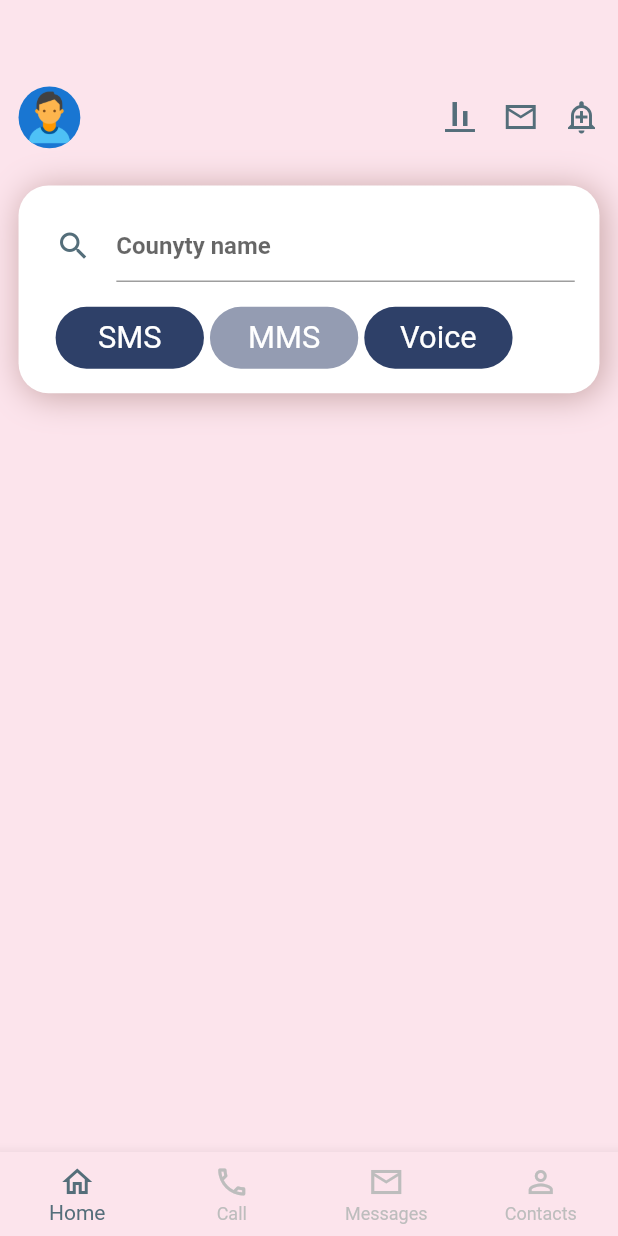
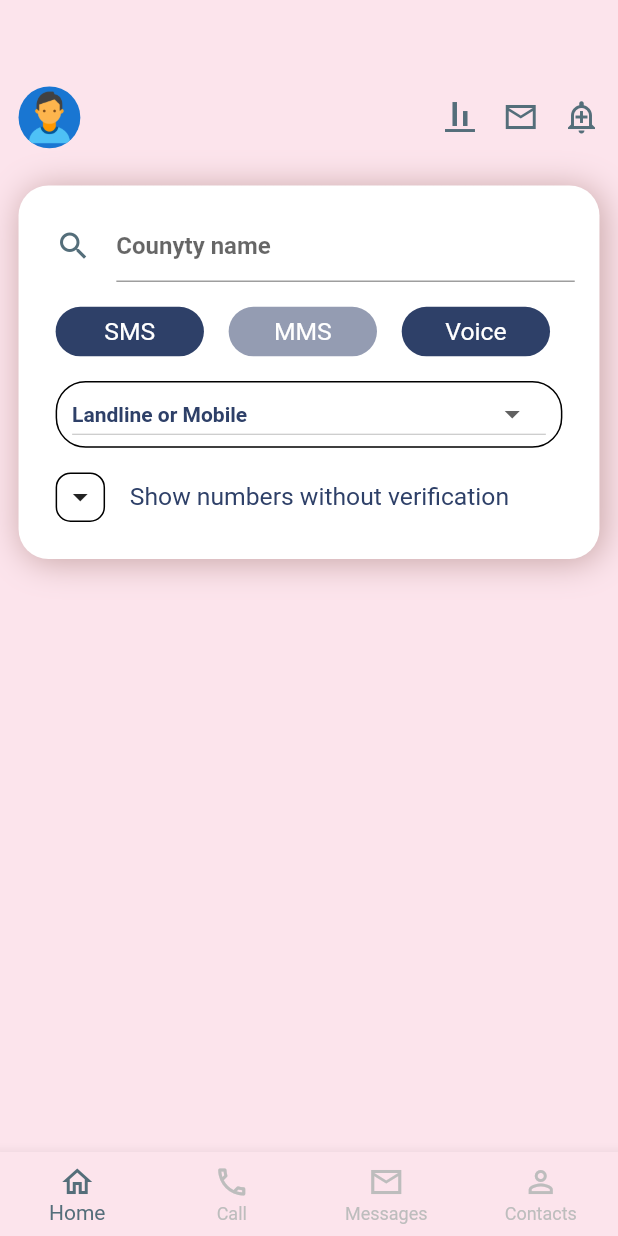
Before and after one commit to Henrik9494/home_screen, a Flutter app: the screen it shows after launch, on a phone screen of 412 x 824 dp. Run offline on Flutter 3.47's test engine with Material 2 defaults, Android fonts, the phone set to English and light mode, and no system bars.

Commit message:
search general container

```diff
--- a/lib/core/consts/colors.dart
+++ b/lib/core/consts/colors.dart
@@ -1,6 +1,6 @@
 import 'package:flutter/material.dart';
 
-final Color homeScreenBackgroundColor = Color.fromRGBO(252, 228, 236, 1);
-final Color selectedIconColor = Color.fromRGBO(84, 110, 122, 1);
-final Color searchButtonColor = Color(0xff2E4068);
-final Color selectedSearchButtonColor = Color(0xff949CB2);
+const Color homeScreenBackgroundColor = Color.fromRGBO(252, 228, 236, 1);
+const Color selectedIconColor = Color.fromRGBO(84, 110, 122, 1);
+const Color searchButtonColor = Color(0xff2E4068);
+const Color selectedSearchButtonColor = Color(0xff949CB2);
--- a/lib/models/button_search_container_model.dart
+++ b/lib/models/button_search_container_model.dart
@@ -18,15 +18,15 @@ class ButtonSearchContainer extends StatelessWidget {
       onTap: mFunction,
       child: Container(
         width: mediaQuerySize.width * 0.24,
-        height: mediaQuerySize.height * 0.05,
+        height: mediaQuerySize.height * 0.04,
         decoration: BoxDecoration(
             color: mColor,
-            borderRadius: BorderRadius.all(Radius.circular(100))),
+            borderRadius: const BorderRadius.all(Radius.circular(100))),
         child: Center(
             child: Text(
           mText,
           style: TextStyle(
-              color: Colors.white, fontSize: mediaQuerySize.width * 0.05),
+              color: Colors.white, fontSize: mediaQuerySize.width * 0.04),
         )),
       ),
     );
--- a/lib/screens/home_screen.dart
+++ b/lib/screens/home_screen.dart
@@ -23,13 +23,14 @@ class HomeScreen extends StatelessWidget {
                 children: [
                   CircleAvatar(
                     radius: mediaQuerySize.width * 0.05,
-                    backgroundImage: AssetImage("assets/images/person.jpg"),
+                    backgroundImage:
+                        const AssetImage("assets/images/person.jpg"),
                   ),
                   Row(
                     children: [
                       GestureDetector(
                         onTap: () {},
-                        child: Icon(
+                        child: const Icon(
                           Icons.align_vertical_bottom_sharp,
                           color: selectedIconColor,
                         ),
@@ -39,7 +40,7 @@ class HomeScreen extends StatelessWidget {
                             horizontal: mediaQuerySize.width * 0.04),
                         child: GestureDetector(
                           onTap: () {},
-                          child: Icon(
+                          child: const Icon(
                             Icons.mail_outline_sharp,
                             color: selectedIconColor,
                           ),
@@ -47,7 +48,7 @@ class HomeScreen extends StatelessWidget {
                       ),
                       GestureDetector(
                         onTap: () {},
-                        child: Icon(
+                        child: const Icon(
                           Icons.add_alert_outlined,
                           color: selectedIconColor,
                         ),
--- a/lib/widgets/search_container_widget.dart
+++ b/lib/widgets/search_container_widget.dart
@@ -6,7 +6,8 @@ import '../models/button_search_container_model.dart';
 import '../models/white_background_container.dart';
 
 class SearchContinerWidget extends StatelessWidget {
-  const SearchContinerWidget({Key? key}) : super(key: key);
+  SearchContinerWidget({Key? key}) : super(key: key);
+  String dropdownValue = 'Landline or Mobile';
 
   @override
   Widget build(BuildContext context) {
@@ -23,7 +24,7 @@ class SearchContinerWidget extends StatelessWidget {
                   padding: EdgeInsets.only(
                     left: mediaQuerySize.width * 0.06,
                   ),
-                  child: Icon(
+                  child: const Icon(
                     Icons.search,
                     color: selectedIconColor,
                   ),
@@ -33,7 +34,7 @@ class SearchContinerWidget extends StatelessWidget {
                   child: Padding(
                     padding: EdgeInsets.symmetric(
                         horizontal: mediaQuerySize.width * 0.04),
-                    child: TextField(
+                    child: const TextField(
                       decoration: InputDecoration(
                           hintText: "Counyty name",
                           hintStyle: TextStyle(fontWeight: FontWeight.bold)),
@@ -55,16 +56,17 @@ class SearchContinerWidget extends StatelessWidget {
                     ),
                     child: ButtonSearchContainer(
                       mFunction: () {
-                        print("sms");
+                        debugPrint("sms");
                       },
                       mText: "SMS",
                       mColor: searchButtonColor,
                     )),
                 Padding(
-                  padding: EdgeInsets.symmetric(horizontal: 4),
+                  padding: EdgeInsets.symmetric(
+                      horizontal: mediaQuerySize.width * 0.04),
                   child: ButtonSearchContainer(
                     mFunction: () {
-                      print("MMS");
+                      debugPrint("MMS");
                     },
                     mText: "MMS",
                     mColor: selectedSearchButtonColor,
@@ -72,14 +74,78 @@ class SearchContinerWidget extends StatelessWidget {
                 ),
                 ButtonSearchContainer(
                   mFunction: () {
-                    print("Voice");
+                    debugPrint("Voice");
                   },
                   mText: "Voice",
                   mColor: searchButtonColor,
                 ),
               ],
             ),
-          )
+          ),
+          Padding(
+            padding: EdgeInsets.only(bottom: mediaQuerySize.height * 0.02),
+            child: Container(
+              height: mediaQuerySize.height * 0.054,
+              width: mediaQuerySize.width * 0.82,
+              decoration: BoxDecoration(
+                  border: Border.all(),
+                  borderRadius: BorderRadius.circular(20)),
+              child: Padding(
+                padding: const EdgeInsets.symmetric(horizontal: 10),
+                child: DropdownButton(
+                  borderRadius: BorderRadius.circular(10),
+                  value: dropdownValue,
+                  icon: Padding(
+                    padding: EdgeInsets.only(left: mediaQuerySize.width * 0.4),
+                    child: const Icon(Icons.arrow_drop_down),
+                  ),
+                  elevation: 16,
+                  style: const TextStyle(
+                      fontWeight: FontWeight.bold, color: searchButtonColor),
+                  onChanged: (String? newValue) {
+                    dropdownValue = newValue!;
+                  },
+                  items: <String>[
+                    'Landline or Mobile',
+                    'test',
+                    'test2',
+                    'test3'
+                  ].map<DropdownMenuItem<String>>((String value) {
+                    return DropdownMenuItem<String>(
+                      value: value,
+                      child: Text(value),
+                    );
+                  }).toList(),
+                ),
+              ),
+            ),
+          ),
+          Padding(
+            padding: EdgeInsets.only(bottom: mediaQuerySize.width * 0.06),
+            child: Row(
+              children: [
+                Padding(
+                  padding: EdgeInsets.only(
+                      left: mediaQuerySize.width * 0.06,
+                      right: mediaQuerySize.width * 0.04),
+                  child: Container(
+                    height: mediaQuerySize.width * 0.08,
+                    width: mediaQuerySize.width * 0.08,
+                    decoration: BoxDecoration(
+                        border: Border.all(),
+                        borderRadius: BorderRadius.circular(10)),
+                    child: const Icon(Icons.arrow_drop_down),
+                  ),
+                ),
+                Text(
+                  "Show numbers without verification",
+                  style: TextStyle(
+                      color: searchButtonColor,
+                      fontSize: mediaQuerySize.width * 0.04),
+                )
+              ],
+            ),
+          ),
         ],
       ),
     );
```
